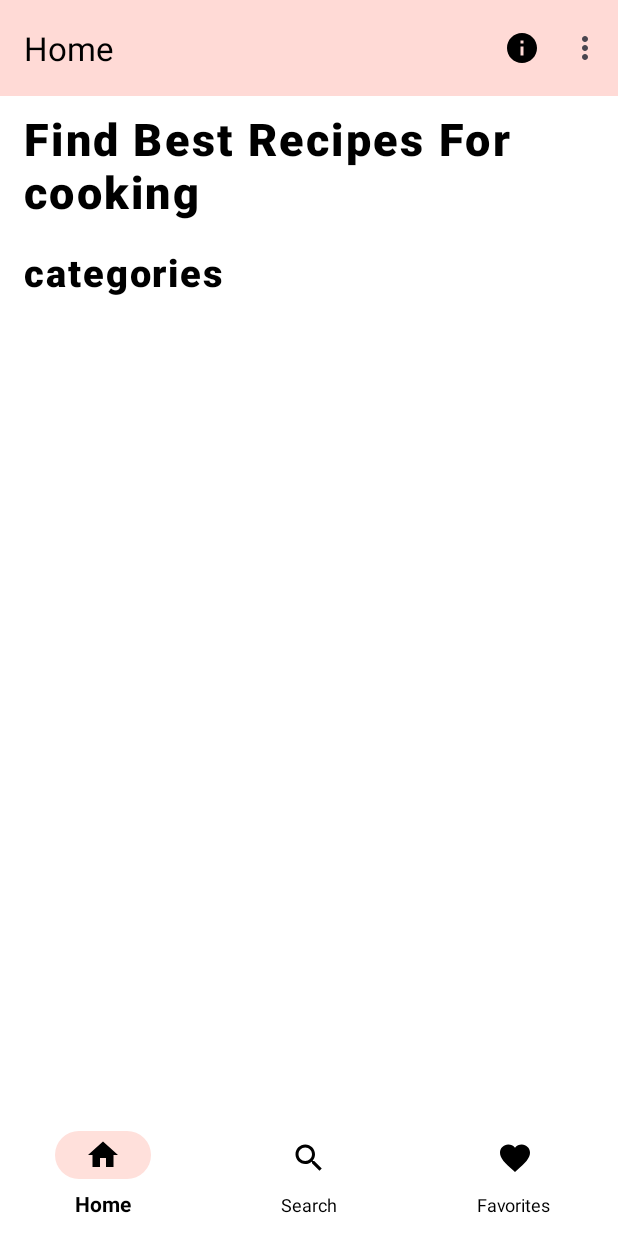
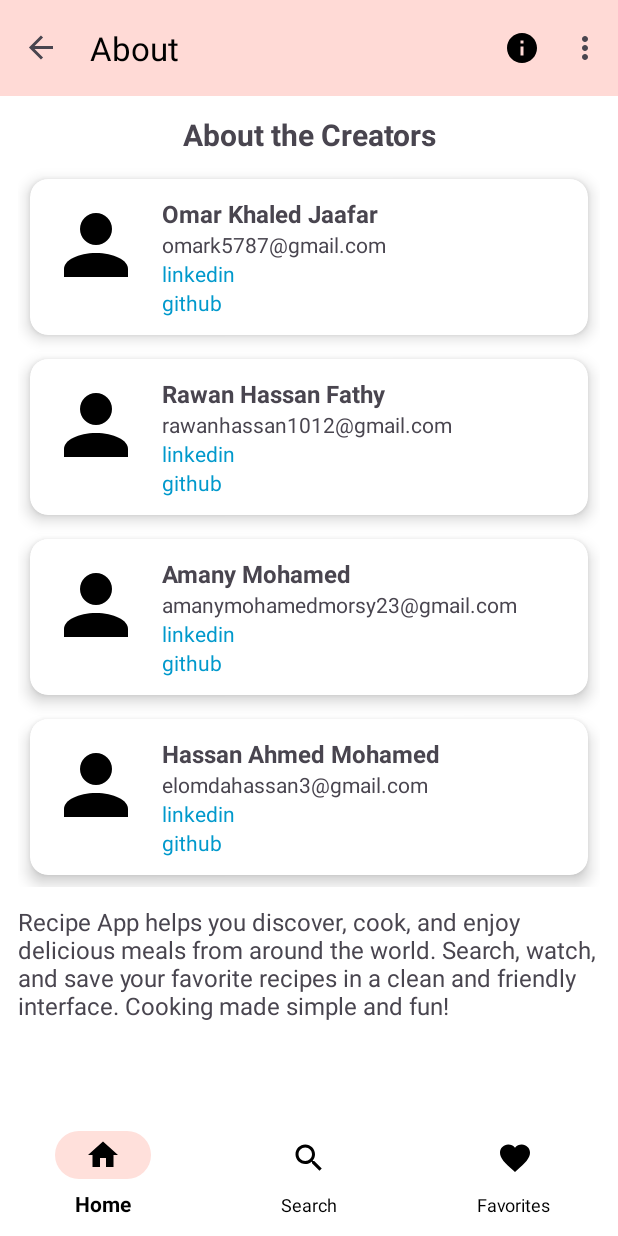
Before and after one commit to OmarKhaled2092001/Recipe-App-, an Android app: the RecipeActivity screen opened directly, with no data from a screen before it, after a tap on "About Us", on a phone screen of 412 x 824 dp. Run offline under Robolectric (Android 15) with nearby library versions, the phone set to English and light mode, and no system bars; our stand-ins replace Room's generated code, navigation-ui; pictures from the network do not load.

```diff
--- /dev/null
+++ b/app/src/main/java/CreatorsAdapter.kt
@@ -0,0 +1,51 @@
+import android.content.Context
+import android.content.Intent
+import android.net.Uri
+import android.view.LayoutInflater
+import android.view.View
+import android.view.ViewGroup
+import android.widget.TextView
+//import androidx.activity.R
+import androidx.recyclerview.widget.RecyclerView
+
+import androidx.core.net.toUri
+import com.example.recipeapp.R
+import com.example.recipeapp.model.Creator
+
+
+class CreatorsAdapter(private val creators: List<Creator>) :
+    RecyclerView.Adapter<CreatorsAdapter.CreatorViewHolder>() {
+
+    class CreatorViewHolder(itemView: View) : RecyclerView.ViewHolder(itemView) {
+        val name = itemView.findViewById< TextView>(R.id.Name)
+        val email = itemView.findViewById<TextView>(R.id.Email)
+        val github = itemView.findViewById<TextView>(R.id.GitHub)
+        val linkedin = itemView.findViewById<TextView>(R.id.LinkedIn)
+    }
+
+    override fun onCreateViewHolder(parent: ViewGroup, viewType: Int): CreatorViewHolder {
+        val view = LayoutInflater.from(parent.context)
+            .inflate(R.layout.item_creator, parent, false)
+        return CreatorViewHolder(view)
+    }
+
+    override fun onBindViewHolder(holder: CreatorViewHolder, position: Int) {
+        val creator = creators[position]
+        holder.name.text = creator.name
+        holder.email.text = creator.email
+
+        holder.github.setOnClickListener {
+            openLink(holder.itemView.context, creator.gitHub)
+        }
+        holder.linkedin.setOnClickListener {
+            openLink(holder.itemView.context, creator.linkedIn)
+        }
+    }
+
+    override fun getItemCount(): Int = creators.size
+
+    private fun openLink(context: Context, url: String) {
+        val intent = Intent(Intent.ACTION_VIEW, url.toUri())
+        context.startActivity(intent)
+    }
+}
--- a/app/src/main/java/com/example/recipeapp/ui/AboutFragment.kt
+++ b/app/src/main/java/com/example/recipeapp/ui/AboutFragment.kt
@@ -1,60 +1,59 @@
 package com.example.recipeapp.ui
 
+import CreatorsAdapter
 import android.os.Bundle
-import androidx.fragment.app.Fragment
 import android.view.LayoutInflater
 import android.view.View
 import android.view.ViewGroup
+import android.widget.TextView
+import androidx.fragment.app.Fragment
+import androidx.recyclerview.widget.LinearLayoutManager
+import androidx.recyclerview.widget.RecyclerView
 import com.example.recipeapp.R
+import com.example.recipeapp.model.Creator
 
-// TODO: Rename parameter arguments, choose names that match
-// the fragment initialization parameters, e.g. ARG_ITEM_NUMBER
-private const val ARG_PARAM1 = "param1"
-private const val ARG_PARAM2 = "param2"
-
-/**
- * A simple [Fragment] subclass.
- * Use the [AboutFragment.newInstance] factory method to
- * create an instance of this fragment.
- */
 class AboutFragment : Fragment() {
-    // TODO: Rename and change types of parameters
-    private var param1: String? = null
-    private var param2: String? = null
-
-    override fun onCreate(savedInstanceState: Bundle?) {
-        super.onCreate(savedInstanceState)
-        arguments?.let {
-            param1 = it.getString(ARG_PARAM1)
-            param2 = it.getString(ARG_PARAM2)
-        }
-    }
 
     override fun onCreateView(
         inflater: LayoutInflater, container: ViewGroup?,
         savedInstanceState: Bundle?
     ): View? {
-        // Inflate the layout for this fragment
-        return inflater.inflate(R.layout.fragment_about, container, false)
-    }
+        val view = inflater.inflate(R.layout.fragment_about, container, false)
+        val description = view.findViewById<TextView>(R.id.Description)
+        description.text=getString(R.string.recipe_app_helps_you_discover_cook_and_enjoy_delicious_meals_from_around_the_world_search_watch_and_save_your_favorite_recipes_in_a_clean_and_friendly_interface_cooking_made_simple_and_fun)
+        val Creators = view.findViewById<RecyclerView>(R.id.Creators)
+        Creators.layoutManager = LinearLayoutManager(requireContext())
 
-    companion object {
-        /**
-         * Use this factory method to create a new instance of
-         * this fragment using the provided parameters.
-         *
-         * @param param1 Parameter 1.
-         * @param param2 Parameter 2.
-         * @return A new instance of fragment AboutFragment.
-         */
-        // TODO: Rename and change types and number of parameters
-        @JvmStatic
-        fun newInstance(param1: String, param2: String) =
-            AboutFragment().apply {
-                arguments = Bundle().apply {
-                    putString(ARG_PARAM1, param1)
-                    putString(ARG_PARAM2, param2)
-                }
-            }
+        val creatorsList = listOf(
+            Creator(
+                "Omar Khaled Jaafar",
+                "omark5787@gmail.com",
+                "https://www.linkedin.com/in/omar-khaled-754122225/",
+                "https://github.com/OmarKhaled2092001",
+
+            ),
+            Creator(
+                "Rawan Hassan Fathy",
+                "rawanhassan1012@gmail.com",
+                "https://www.linkedin.com/in/rawannhassan",
+                " https://github.com/rawanhassan55"
+            ),
+            Creator(
+                "Amany Mohamed",
+                "amanymohamedmorsy23@gmail.com",
+                "https://www.linkedin.com/in/amany-mohamed-morsy-826553297?utm_source=share&utm_campaign=share_via&utm_content=profile&utm_medium=android_app",
+                "https://github.com/Amanymohammad"
+            ),
+            Creator(
+                "Hassan Ahmed Mohamed ",
+                "elomdahassan3@gmail.com",
+                "https://www.linkedin.com/in/hassan-ahmed-40952a37a",
+                "https://github.com/HassanAhmedMohamed"
+            )
+        )
+
+        Creators.adapter = CreatorsAdapter(creatorsList)
+
+        return view
     }
 }
--- a/app/src/main/java/com/example/recipeapp/ui/home/RecipeActivity.kt
+++ b/app/src/main/java/com/example/recipeapp/ui/home/RecipeActivity.kt
@@ -53,7 +53,13 @@ class RecipeActivity : AppCompatActivity() {
     override fun onOptionsItemSelected(item: MenuItem): Boolean {
         return when (item.itemId) {
             R.id.action_about -> {
-                navController.navigate(R.id.aboutFragment)
+                val currentDestination = navController.currentDestination?.id
+                when (currentDestination) {
+                    R.id.homeFragment -> navController.navigate(R.id.about)
+                    R.id.searchFragment -> navController.navigate(R.id.about)
+                    R.id.favoriteFragment -> navController.navigate(R.id.about)
+                    R.id.categoryFragment -> navController.navigate(R.id.about)
+                }
                 true
             }
             R.id.action_sign_out -> {
--- /dev/null
+++ b/app/src/main/java/creator.kt
@@ -0,0 +1,9 @@
+package com.example.recipeapp.model
+
+data class Creator(
+    val name: String,
+    val email: String,
+    val linkedIn: String,
+    val gitHub: String,
+
+)
--- /dev/null
+++ b/app/src/main/res/drawable/ic_person.xml
@@ -0,0 +1,16 @@
+<vector xmlns:android="http://schemas.android.com/apk/res/android"
+    android:width="24dp"
+    android:height="24dp"
+    android:viewportWidth="24"
+    android:viewportHeight="24">
+
+    <!-- دائرة الرأس -->
+    <path
+        android:fillColor="#000000"
+        android:pathData="M12,12c2.21,0 4,-1.79 4,-4s-1.79,-4 -4,-4 -4,1.79 -4,4 1.79,4 4,4z" />
+
+    <!-- الجسم -->
+    <path
+        android:fillColor="#000000"
+        android:pathData="M12,14c-4.42,0 -8,1.79 -8,4v2h16v-2c0,-2.21 -3.58,-4 -8,-4z" />
+</vector>
--- a/app/src/main/res/layout/fragment_about.xml
+++ b/app/src/main/res/layout/fragment_about.xml
@@ -1,15 +1,38 @@
 <?xml version="1.0" encoding="utf-8"?>
-<FrameLayout xmlns:android="http://schemas.android.com/apk/res/android"
+<ScrollView xmlns:android="http://schemas.android.com/apk/res/android"
     xmlns:tools="http://schemas.android.com/tools"
     android:layout_width="match_parent"
     android:layout_height="match_parent"
-    android:id="@+id/aboutFragment"
-    tools:context=".ui.AboutFragment">
+    android:padding="12dp">
 
-    <!-- TODO: Update blank fragment layout -->
-    <TextView
+    <LinearLayout
         android:layout_width="match_parent"
-        android:layout_height="match_parent"
-        android:text="@string/hello_blank_fragment" />
+        android:layout_height="wrap_content"
+        android:orientation="vertical">
 
-</FrameLayout>
+        <TextView
+            android:id="@+id/tvTitle"
+            android:layout_width="match_parent"
+            android:layout_height="wrap_content"
+            android:text="@string/about_the_creators"
+            android:textSize="20sp"
+            android:textStyle="bold"
+            android:gravity="center"
+            android:paddingBottom="8dp" />
+
+        <androidx.recyclerview.widget.RecyclerView
+            android:id="@+id/Creators"
+            android:layout_width="match_parent"
+            android:layout_height="wrap_content" />
+
+        <TextView
+            android:id="@+id/Description"
+            android:layout_width="match_parent"
+            android:layout_height="wrap_content"
+            android:text="@string/recipe_app_helps_you_discover_cook_and_enjoy_delicious_meals_from_around_the_world_search_watch_and_save_your_favorite_recipes_in_a_clean_and_friendly_interface_cooking_made_simple_and_fun"
+            android:paddingTop="12dp"
+            android:textSize="16sp" />
+
+    </LinearLayout>
+
+</ScrollView>
--- /dev/null
+++ b/app/src/main/res/layout/item_creator.xml
@@ -0,0 +1,67 @@
+<?xml version="1.0" encoding="utf-8"?>
+<androidx.cardview.widget.CardView xmlns:android="http://schemas.android.com/apk/res/android"
+    xmlns:card_view="http://schemas.android.com/apk/res-auto"
+    android:layout_width="match_parent"
+    android:layout_height="wrap_content"
+    card_view:cardCornerRadius="12dp"
+    card_view:cardElevation="6dp"
+    android:layout_margin="8dp">
+
+    <LinearLayout
+        android:layout_width="match_parent"
+        android:layout_height="wrap_content"
+        android:orientation="horizontal"
+        android:padding="12dp">
+
+
+        <ImageView
+            android:id="@+id/imgCreator"
+            android:layout_width="64dp"
+            android:layout_height="64dp"
+            android:src="@drawable/ic_person"
+            android:scaleType="centerCrop"
+            android:layout_marginEnd="12dp" />
+
+
+        <LinearLayout
+            android:layout_width="0dp"
+            android:layout_height="wrap_content"
+            android:layout_weight="1"
+            android:orientation="vertical">
+
+            <TextView
+                android:id="@+id/Name"
+                android:text="@string/name"
+                android:textStyle="bold"
+                android:textSize="16sp"
+                android:layout_width="wrap_content"
+                android:layout_height="wrap_content" />
+
+            <TextView
+                android:id="@+id/Email"
+                android:text="@string/email"
+                android:layout_width="wrap_content"
+                android:layout_height="wrap_content" />
+
+            <TextView
+                android:id="@+id/LinkedIn"
+                android:layout_width="wrap_content"
+                android:layout_height="wrap_content"
+                android:text="@string/linkedin"
+                android:textColor="@android:color/holo_blue_dark"
+                android:autoLink="web"
+                android:linksClickable="true"
+                android:focusable="true"/>
+
+            <TextView
+                android:id="@+id/GitHub"
+                android:layout_width="wrap_content"
+                android:layout_height="wrap_content"
+                android:text="@string/github"
+                android:textColor="@android:color/holo_blue_dark"
+                android:autoLink="web"
+                android:linksClickable="true"
+                android:focusable="true"/>
+        </LinearLayout>
+    </LinearLayout>
+</androidx.cardview.widget.CardView>
--- a/app/src/main/res/navigation/recipe_nav_graph.xml
+++ b/app/src/main/res/navigation/recipe_nav_graph.xml
@@ -11,6 +11,10 @@
     <action
         android:id="@+id/action_homeFragment_to_categoryFragment"
         app:destination="@id/categoryFragment" />
+
+    <action
+        android:id="@+id/action_homeFragment_to_about"
+        app:destination="@id/about" />
 </fragment>
 
     <fragment
@@ -24,6 +28,9 @@
         <action
             android:id="@+id/action_categoryFragment_to_recipeDetailFragment"
             app:destination="@id/recipeDetailFragment" />
+        <action
+            android:id="@+id/action_categoryFragment_to_about"
+            app:destination="@id/about" />
     </fragment>
 
     <fragment
@@ -34,6 +41,9 @@
         <action
             android:id="@+id/action_favoriteFragment_to_recipeDetailFragment"
             app:destination="@id/recipeDetailFragment" />
+        <action
+            android:id="@+id/action_favoriteFragment_to_about"
+            app:destination="@id/about" />
     </fragment>
     <fragment
         android:id="@+id/searchFragment"
@@ -43,6 +53,9 @@
         <action
             android:id="@+id/action_searchFragment_to_recipeDetailFragment"
             app:destination="@id/recipeDetailFragment" />
+        <action
+            android:id="@+id/action_searchFragment_to_about"
+            app:destination="@id/about" />
     </fragment>
     <fragment
         android:id="@+id/recipeDetailFragment"
@@ -53,5 +66,15 @@
             android:name="mealId"
             app:argType="string" />
     </fragment>
+    <fragment
+        android:id="@+id/about"
+        android:name="com.example.recipeapp.ui.AboutFragment"
+        android:label="About"
+        tools:layout="@layout/fragment_about" >
+        <argument
+            android:name="About"
+            app:argType="string" />
+
+    </fragment>
 
 </navigation>
--- a/app/src/main/res/values/strings.xml
+++ b/app/src/main/res/values/strings.xml
@@ -28,4 +28,11 @@
     <string name="sign_out">Sign Out</string>
     <string name="less">less</string>
     <string name="more">more</string>
+    <string name="recipe_app_helps_you_discover_cook_and_enjoy_delicious_meals_from_around_the_world_search_watch_and_save_your_favorite_recipes_in_a_clean_and_friendly_interface_cooking_made_simple_and_fun">Recipe App helps you discover, cook, and enjoy delicious meals from around the world. Search, watch, and save your favorite recipes in a clean and friendly interface. Cooking made simple and fun!</string>
+    <string name="about_the_creators">About the Creators</string>
+    <string name="name">name</string>
+    <string name="email">email</string>
+    <string name="linkedin">linkedin</string>
+    <string name="github">github</string>
+
 </resources>
```
